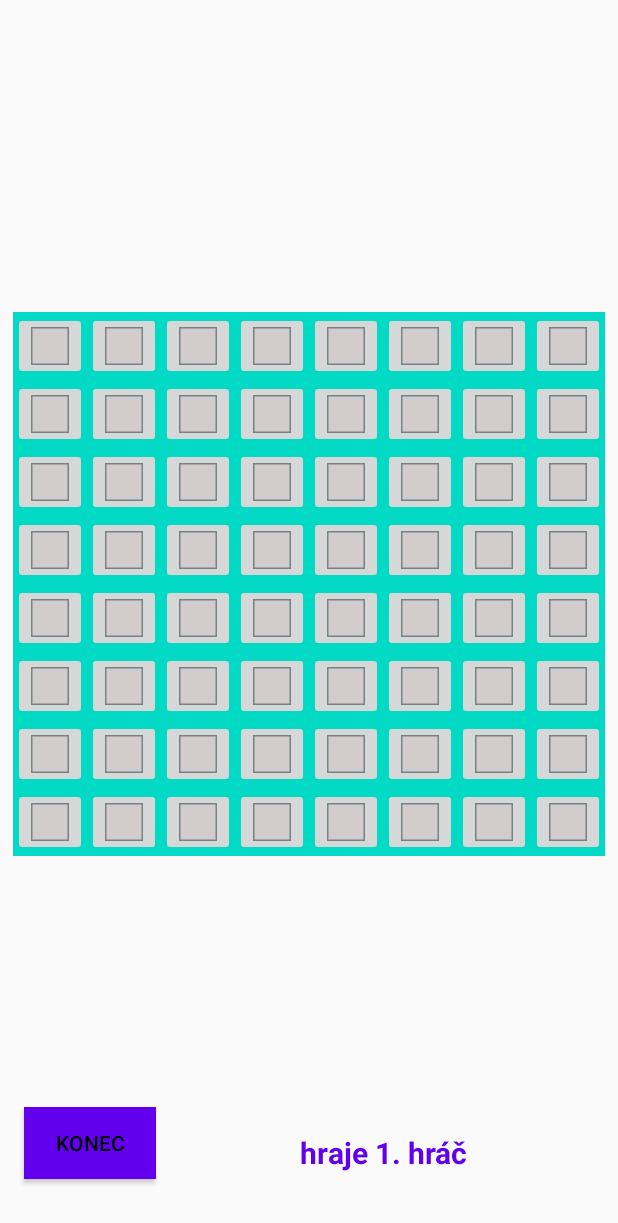
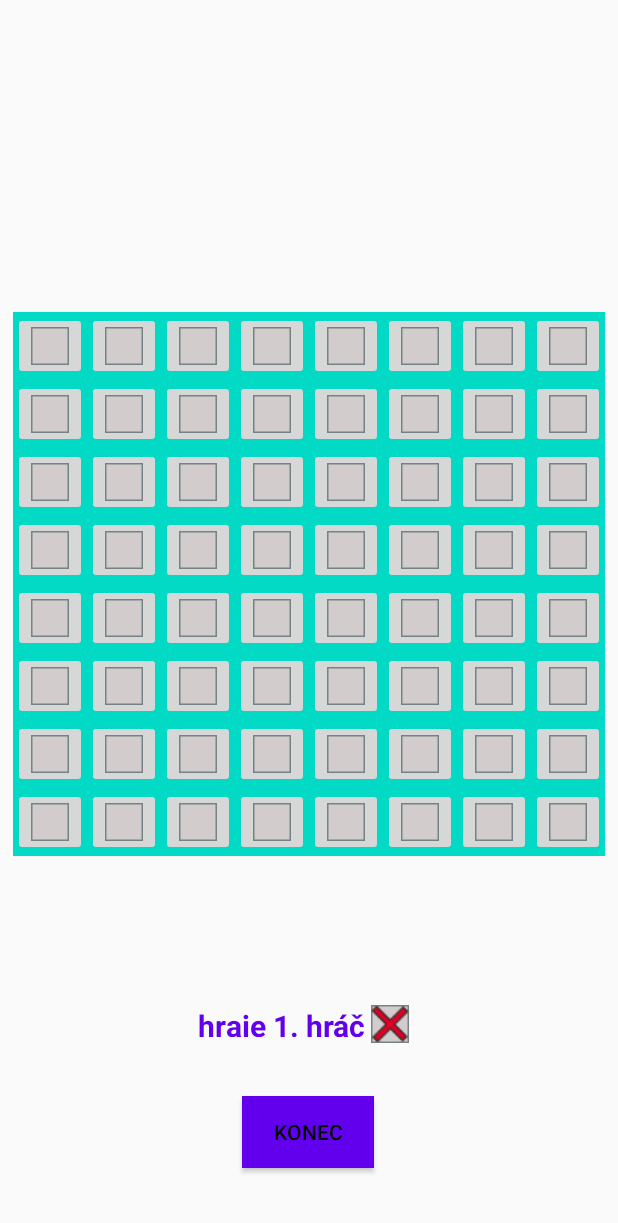
Before and after one commit to dudethefairy/Piskvorky, an Android app: the HraActivity screen opened directly, with no data from a screen before it, on a phone screen of 412 x 824 dp. Shown: the top 1223 px of the screen. Run offline under Robolectric (Android 15) with nearby library versions, the phone set to English and light mode, and no system bars.

Commit message:
commit Filip

```diff
--- a/app/src/main/res/layout/activity_hra.xml
+++ b/app/src/main/res/layout/activity_hra.xml
@@ -25,19 +25,19 @@
 
     <TextView
         android:id="@+id/textViewInfo"
-        android:layout_width="281dp"
-        android:layout_height="31dp"
+        android:layout_width="169dp"
+        android:layout_height="21dp"
         android:text="hraje 1. hráč"
-        android:textAlignment="center"
-        android:textStyle="bold"
+        android:textAlignment="viewEnd"
         android:textColor="@color/purple_500"
         android:textSize="20dp"
+        android:textStyle="bold"
         app:layout_constraintBottom_toBottomOf="parent"
         app:layout_constraintEnd_toEndOf="parent"
-        app:layout_constraintHorizontal_bias="0.876"
+        app:layout_constraintHorizontal_bias="0.306"
         app:layout_constraintStart_toStartOf="parent"
         app:layout_constraintTop_toTopOf="parent"
-        app:layout_constraintVertical_bias="0.952" />
+        app:layout_constraintVertical_bias="0.835" />
 
     <Button
         android:id="@+id/buttonKonec"
@@ -48,8 +48,19 @@
         android:textColor="@color/black"
         app:layout_constraintBottom_toBottomOf="parent"
         app:layout_constraintEnd_toEndOf="parent"
-        app:layout_constraintHorizontal_bias="0.049"
+        app:layout_constraintHorizontal_bias="0.498"
         app:layout_constraintStart_toStartOf="parent"
         app:layout_constraintTop_toTopOf="parent"
-        app:layout_constraintVertical_bias="0.951" />>
+        app:layout_constraintVertical_bias="0.942" />
+
+    <ImageView
+        android:id="@+id/imageViewHrajici"
+        android:layout_width="wrap_content"
+        android:layout_height="wrap_content"
+        android:layout_marginStart="4dp"
+        app:layout_constraintBottom_toBottomOf="parent"
+        app:layout_constraintStart_toEndOf="@+id/textViewInfo"
+        app:layout_constraintTop_toTopOf="parent"
+        app:layout_constraintVertical_bias="0.839"
+        app:srcCompat="@drawable/krizek" />>
 </androidx.constraintlayout.widget.ConstraintLayout>
```
Also changed, not shown: app/src/main/java/com/example/piskvorky/HraActivity.kt (+18 -10 lines).
